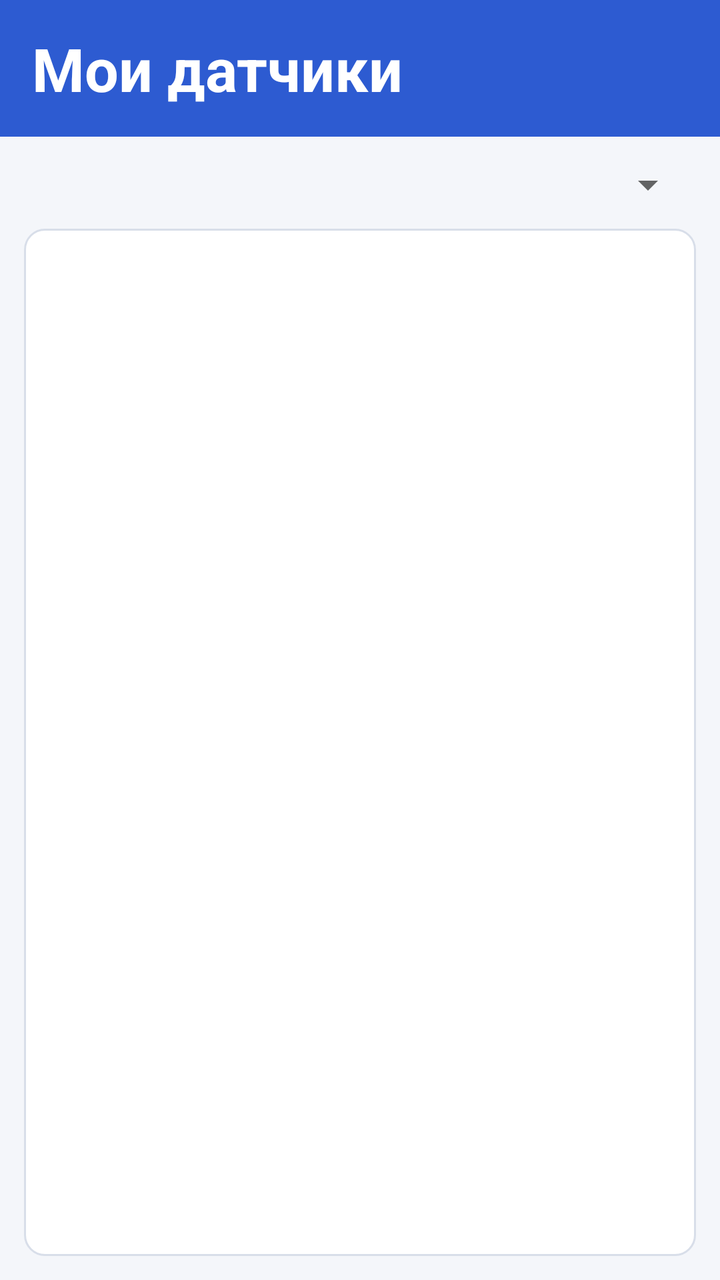
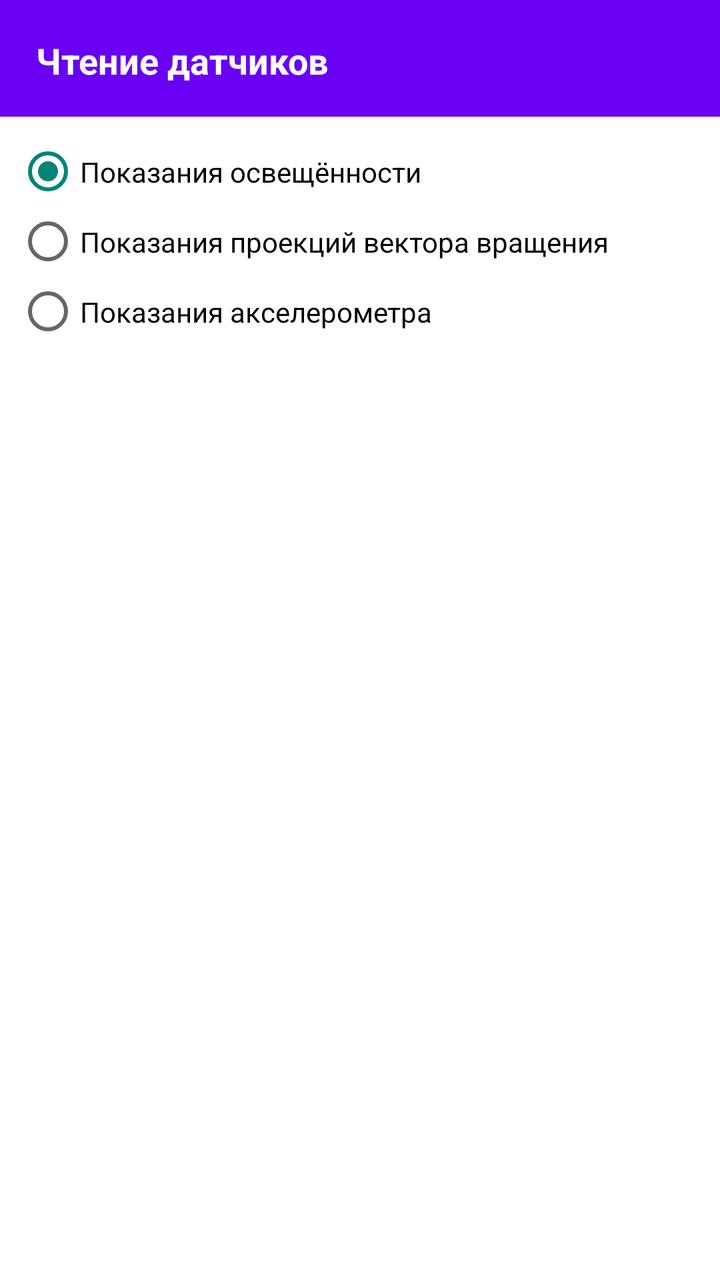

Compare the two renders of this Android layout. The source of the first and the diff that turns it into the second are given below.
<!-- AndroidManifest.xml: activity theme Theme.Sensors -->
<!-- res/layout/activity_main.xml -->
﻿<?xml version="1.0" encoding="utf-8"?>
<LinearLayout xmlns:android="http://schemas.android.com/apk/res/android"
    android:layout_width="match_parent"
    android:layout_height="match_parent"
    android:orientation="vertical"
    android:background="@color/gray_bg">

    <TextView
        android:id="@+id/text_title"
        android:layout_width="match_parent"
        android:layout_height="wrap_content"
        android:background="@drawable/bg_header"
        android:paddingHorizontal="16dp"
        android:paddingVertical="14dp"
        android:text="@string/app_name"
        android:textColor="@color/white"
        android:textSize="30sp"
        android:textStyle="bold" />

    <Spinner
        android:id="@+id/spinner_list_sensor"
        android:layout_width="match_parent"
        android:layout_height="wrap_content"
        android:layout_marginHorizontal="12dp"
        android:layout_marginTop="12dp"
        android:popupBackground="@color/gray_card" />

    <ListView
        android:id="@+id/list_sensors"
        android:layout_width="match_parent"
        android:layout_height="0dp"
        android:layout_marginHorizontal="12dp"
        android:layout_marginTop="10dp"
        android:layout_marginBottom="12dp"
        android:layout_weight="1"
        android:background="@drawable/bg_list"
        android:divider="@color/gray_border"
        android:dividerHeight="1dp"
        android:padding="4dp" />

</LinearLayout>
<!-- resources referenced by this layout -->
<resources>
  <color name="gray_bg">#F4F6FA</color>
  <color name="gray_border">#D8DEE9</color>
  <color name="gray_card">#FFFFFF</color>
  <color name="white">#FFFFFF</color>
  <!-- drawable bg_header (drawable) -->
  ﻿<?xml version="1.0" encoding="utf-8"?>
  <shape xmlns:android="http://schemas.android.com/apk/res/android" android:shape="rectangle">
      <solid android:color="@color/blue_primary" />
  </shape>
  <!-- drawable bg_list (drawable) -->
  ﻿<?xml version="1.0" encoding="utf-8"?>
  <shape xmlns:android="http://schemas.android.com/apk/res/android" android:shape="rectangle">
      <solid android:color="@color/gray_card" />
      <stroke
          android:width="1dp"
          android:color="@color/gray_border" />
      <corners android:radius="10dp" />
  </shape>
  <string name="app_name">Мои датчики</string>
  <style name="Theme.Sensors" parent="android:Theme.Material.Light.NoActionBar">
          <item name="android:windowBackground">@color/gray_bg</item>
          <item name="android:statusBarColor">@color/blue_primary</item>
          <item name="android:navigationBarColor">@color/gray_bg</item>
      </style>
  <color name="blue_primary">#2D5BD1</color>
</resources>

<!-- the commit's change to res/layout/activity_main.xml (unified diff, before → after) -->
@@ -1,41 +1,71 @@
-﻿<?xml version="1.0" encoding="utf-8"?>
-<LinearLayout xmlns:android="http://schemas.android.com/apk/res/android"
-    android:layout_width="match_parent"
-    android:layout_height="match_parent"
-    android:orientation="vertical"
-    android:background="@color/gray_bg">
+<?xml version="1.0" encoding="utf-8"?>
+<layout xmlns:android="http://schemas.android.com/apk/res/android">
 
-    <TextView
-        android:id="@+id/text_title"
+    <data>
+        <variable
+            name="sensText"
+            type="String" />
+    </data>
+
+    <LinearLayout
         android:layout_width="match_parent"
-        android:layout_height="wrap_content"
-        android:background="@drawable/bg_header"
-        android:paddingHorizontal="16dp"
-        android:paddingVertical="14dp"
-        android:text="@string/app_name"
-        android:textColor="@color/white"
-        android:textSize="30sp"
-        android:textStyle="bold" />
+        android:layout_height="match_parent"
+        android:orientation="vertical"
+        android:background="@color/screen_background">
 
-    <Spinner
-        android:id="@+id/spinner_list_sensor"
-        android:layout_width="match_parent"
-        android:layout_height="wrap_content"
-        android:layout_marginHorizontal="12dp"
-        android:layout_marginTop="12dp"
-        android:popupBackground="@color/gray_card" />
+        <TextView
+            android:id="@+id/title_text"
+            android:layout_width="match_parent"
+            android:layout_height="wrap_content"
+            android:background="@color/purple_header"
+            android:paddingHorizontal="18dp"
+            android:paddingTop="18dp"
+            android:paddingBottom="16dp"
+            android:text="@string/app_name"
+            android:textColor="@color/white"
+            android:textSize="18sp"
+            android:textStyle="bold" />
 
-    <ListView
-        android:id="@+id/list_sensors"
-        android:layout_width="match_parent"
-        android:layout_height="0dp"
-        android:layout_marginHorizontal="12dp"
-        android:layout_marginTop="10dp"
-        android:layout_marginBottom="12dp"
-        android:layout_weight="1"
-        android:background="@drawable/bg_list"
-        android:divider="@color/gray_border"
-        android:dividerHeight="1dp"
-        android:padding="4dp" />
+        <RadioGroup
+            android:id="@+id/radio_group"
+            android:layout_width="match_parent"
+            android:layout_height="wrap_content"
+            android:layout_marginTop="10dp"
+            android:orientation="vertical"
+            android:paddingHorizontal="8dp">
 
-</LinearLayout>
+            <RadioButton
+                android:id="@+id/l"
+                android:layout_width="match_parent"
+                android:layout_height="wrap_content"
+                android:checked="true"
+                android:paddingVertical="8dp"
+                android:text="@string/light" />
+
+            <RadioButton
+                android:id="@+id/r"
+                android:layout_width="match_parent"
+                android:layout_height="wrap_content"
+                android:paddingVertical="8dp"
+                android:text="@string/rotor" />
+
+            <RadioButton
+                android:id="@+id/a"
+                android:layout_width="match_parent"
+                android:layout_height="wrap_content"
+                android:paddingVertical="8dp"
+                android:text="@string/accelerometer" />
+        </RadioGroup>
+
+        <TextView
+            android:id="@+id/sensor_output"
+            android:layout_width="match_parent"
+            android:layout_height="wrap_content"
+            android:layout_marginTop="10dp"
+            android:paddingHorizontal="8dp"
+            android:text="@{sensText}"
+            android:textColor="@color/sensor_text"
+            android:textSize="18sp" />
+
+    </LinearLayout>
+</layout>
<!-- resource entries referenced after the edit -->
@@ -1,29 +1,18 @@
 <!-- resources referenced by this layout -->
 <resources>
-  <color name="gray_bg">#F4F6FA</color>
-  <color name="gray_border">#D8DEE9</color>
-  <color name="gray_card">#FFFFFF</color>
+  <color name="purple_header">#6A00F4</color>
+  <color name="screen_background">#FFFFFF</color>
+  <color name="sensor_text">#8A8A8A</color>
   <color name="white">#FFFFFF</color>
-  <!-- drawable bg_header (drawable) -->
-  ﻿<?xml version="1.0" encoding="utf-8"?>
-  <shape xmlns:android="http://schemas.android.com/apk/res/android" android:shape="rectangle">
-      <solid android:color="@color/blue_primary" />
-  </shape>
-  <!-- drawable bg_list (drawable) -->
-  ﻿<?xml version="1.0" encoding="utf-8"?>
-  <shape xmlns:android="http://schemas.android.com/apk/res/android" android:shape="rectangle">
-      <solid android:color="@color/gray_card" />
-      <stroke
-          android:width="1dp"
-          android:color="@color/gray_border" />
-      <corners android:radius="10dp" />
-  </shape>
-  <string name="app_name">Мои датчики</string>
+  <string name="accelerometer">Показания акселерометра</string>
+  <string name="app_name">Чтение датчиков</string>
+  <string name="light">Показания освещённости</string>
+  <string name="rotor">Показания проекций вектора вращения</string>
   <style name="Theme.Sensors" parent="android:Theme.Material.Light.NoActionBar">
-          <item name="android:windowBackground">@color/gray_bg</item>
-          <item name="android:statusBarColor">@color/blue_primary</item>
-          <item name="android:navigationBarColor">@color/gray_bg</item>
+          <item name="android:windowBackground">@color/screen_background</item>
+          <item name="android:statusBarColor">@color/purple_header_dark</item>
+          <item name="android:navigationBarColor">@color/screen_background</item>
       </style>
-  <color name="blue_primary">#2D5BD1</color>
+  <color name="purple_header_dark">#2B0AA5</color>
 </resources>
 
